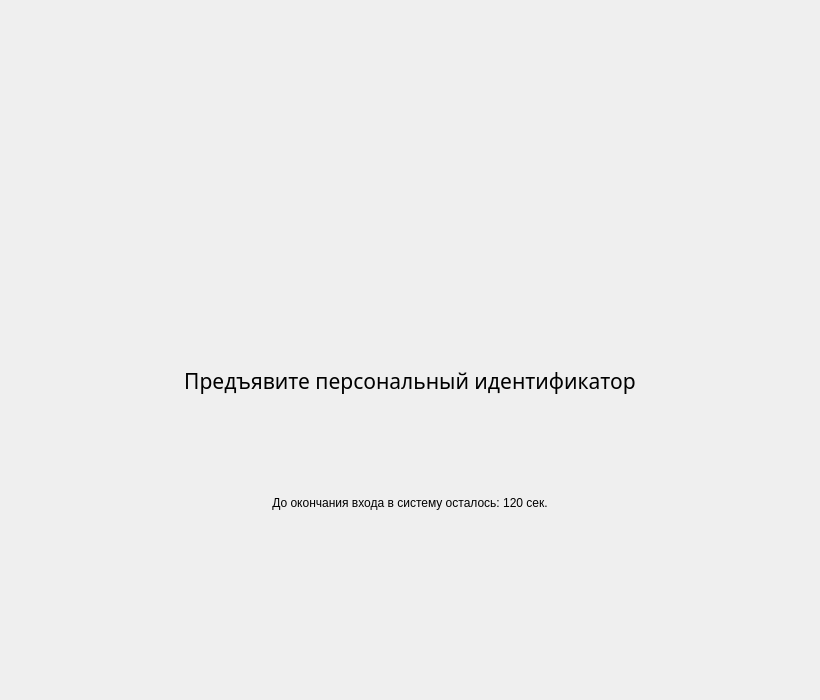
Before: the Qt Designer form MainWindow.ui in m6v/sobol, drawn with Qt 5.
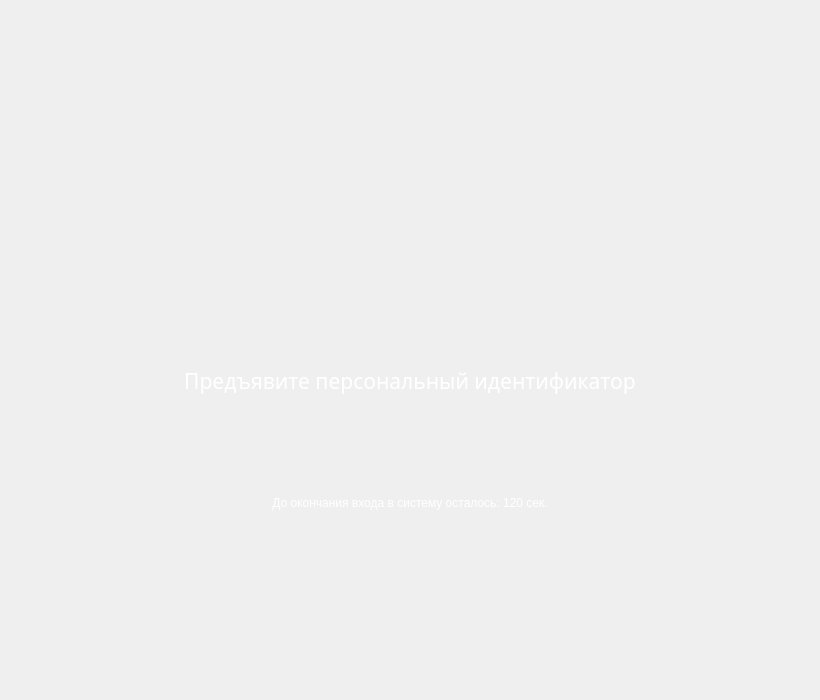
After: the same form once the commit is applied. The open tabs and pages were chosen to show the change. Icons and pictures are not drawn. Custom widgets are drawn as their Qt base class.

```diff
--- a/MainWindow.ui
+++ b/MainWindow.ui
@@ -36,6 +36,12 @@
        <number>3</number>
       </property>
       <widget class="BackgroundedWidget" name="auth_id_page">
+       <property name="styleSheet">
+        <string notr="true">QLabel {
+    padding: 0.3em 0.3em 0.3em 0.3em;
+    color: white;
+}</string>
+       </property>
        <layout class="QVBoxLayout" name="verticalLayout_7">
         <property name="spacing">
          <number>0</number>
```
Left out of the diff: 3 changed lines with no effect on the pictures.
